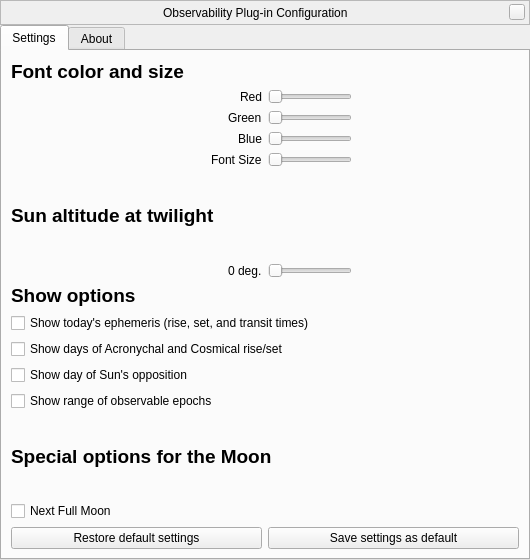
The window that plugins/Observability/src/gui/ObservabilityDialog.ui (519984307/stellarium_src) describes before a commit, drawn with Qt 5.
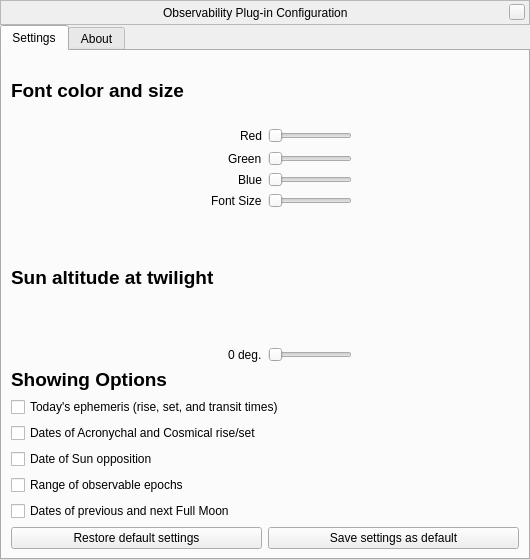
The same window after the commit. Custom widgets are drawn as their Qt base class.

Commit message: Improved speed and accuracy of Full-Moon algorithm. Added additional info for the users.

```diff
--- a/plugins/Observability/src/gui/ObservabilityDialog.ui
+++ b/plugins/Observability/src/gui/ObservabilityDialog.ui
@@ -149,35 +149,42 @@
             </font>
            </property>
            <property name="text">
-            <string>Show options</string>
+            <string>Showing Options</string>
            </property>
           </widget>
          </item>
          <item>
           <widget class="QCheckBox" name="Today">
            <property name="text">
-            <string>Show today's ephemeris (rise, set, and transit times)</string>
+            <string>Today's ephemeris (rise, set, and transit times)</string>
            </property>
           </widget>
          </item>
          <item>
           <widget class="QCheckBox" name="AcroCos">
            <property name="text">
-            <string>Show days of Acronychal and Cosmical rise/set</string>
+            <string>Dates of Acronychal and Cosmical rise/set</string>
            </property>
           </widget>
          </item>
          <item>
           <widget class="QCheckBox" name="Opposition">
            <property name="text">
-            <string>Show day of Sun's opposition</string>
+            <string>Date of Sun opposition</string>
            </property>
           </widget>
          </item>
          <item>
           <widget class="QCheckBox" name="Goods">
            <property name="text">
-            <string>Show range of observable epochs</string>
+            <string>Range of observable epochs</string>
+           </property>
+          </widget>
+         </item>
+         <item>
+          <widget class="QCheckBox" name="FullMoon">
+           <property name="text">
+            <string>Dates of previous and next Full Moon</string>
            </property>
           </widget>
          </item>
@@ -213,32 +220,6 @@
          </item>
         </layout>
        </item>
-       <item row="10" column="0">
-        <layout class="QVBoxLayout" name="verticalLayout">
-         <item>
-          <widget class="QLabel" name="label_8">
-           <property name="font">
-            <font>
-             <family>Arial</family>
-             <pointsize>14</pointsize>
-             <weight>75</weight>
-             <bold>true</bold>
-            </font>
-           </property>
-           <property name="text">
-            <string>Special options for the Moon</string>
-           </property>
-          </widget>
-         </item>
-         <item>
-          <widget class="QCheckBox" name="FullMoon">
-           <property name="text">
-            <string>Next Full Moon</string>
-           </property>
-          </widget>
-         </item>
-        </layout>
-       </item>
        <item row="0" column="0">
         <layout class="QVBoxLayout" name="verticalLayout_3">
          <item>
```
Left out of the diff: 2 changed lines with no effect on the pictures. The commit also changes 3 other files.
